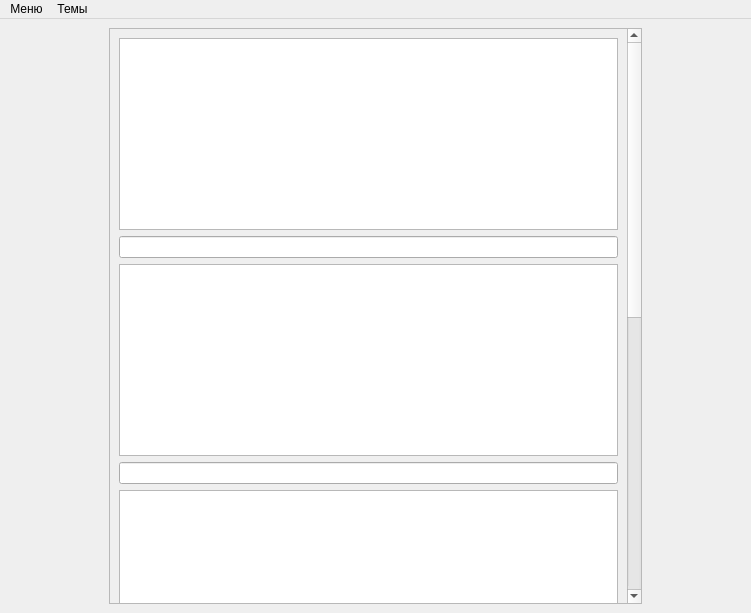
First picture: the form in Data/Ui_files/Practice.ui, repository Dianats34559/Double-E, before the edit.
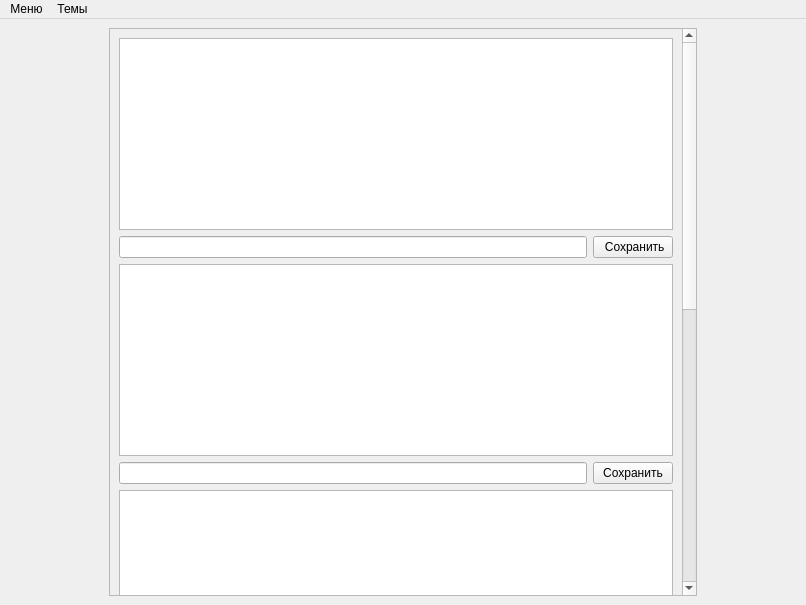
Second picture: the form after the edit.

What changed in the file:
```diff
--- a/Data/Ui_files/Practice.ui
+++ b/Data/Ui_files/Practice.ui
@@ -6,8 +6,8 @@
    <rect>
     <x>0</x>
     <y>0</y>
-    <width>751</width>
-    <height>613</height>
+    <width>806</width>
+    <height>605</height>
    </rect>
   </property>
   <property name="windowTitle">
@@ -43,8 +43,8 @@
           <rect>
            <x>0</x>
            <y>0</y>
-           <width>490</width>
-           <height>1155</height>
+           <width>545</width>
+           <height>1195</height>
           </rect>
          </property>
          <layout class="QVBoxLayout" name="verticalLayout_2">
@@ -72,11 +72,18 @@
            </widget>
           </item>
           <item>
-           <widget class="QLineEdit" name="lineEdit">
-            <property name="text">
-             <string/>
-            </property>
-           </widget>
+           <layout class="QHBoxLayout" name="horizontalLayout_2">
+            <item>
+             <widget class="QLineEdit" name="answer1"/>
+            </item>
+            <item>
+             <widget class="QPushButton" name="save1">
+              <property name="text">
+               <string> Сохранить</string>
+              </property>
+             </widget>
+            </item>
+           </layout>
           </item>
           <item>
            <widget class="QTextBrowser" name="textBrowser_2">
@@ -96,7 +103,18 @@
            </widget>
           </item>
           <item>
-           <widget class="QLineEdit" name="lineEdit_2"/>
+           <layout class="QHBoxLayout" name="horizontalLayout_3">
+            <item>
+             <widget class="QLineEdit" name="answer2"/>
+            </item>
+            <item>
+             <widget class="QPushButton" name="save2">
+              <property name="text">
+               <string>Сохранить</string>
+              </property>
+             </widget>
+            </item>
+           </layout>
           </item>
           <item>
            <widget class="QTextBrowser" name="textBrowser_3">
@@ -166,7 +184,7 @@
     <rect>
      <x>0</x>
      <y>0</y>
-     <width>751</width>
+     <width>806</width>
      <height>26</height>
     </rect>
    </property>
```
Left out of the diff: 39 changed lines with no effect on the pictures.
